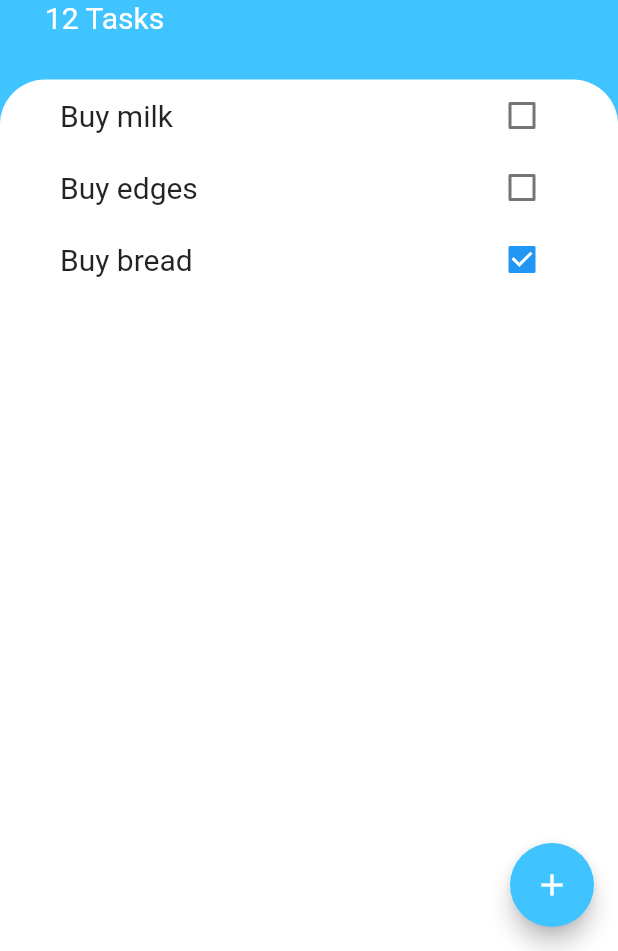
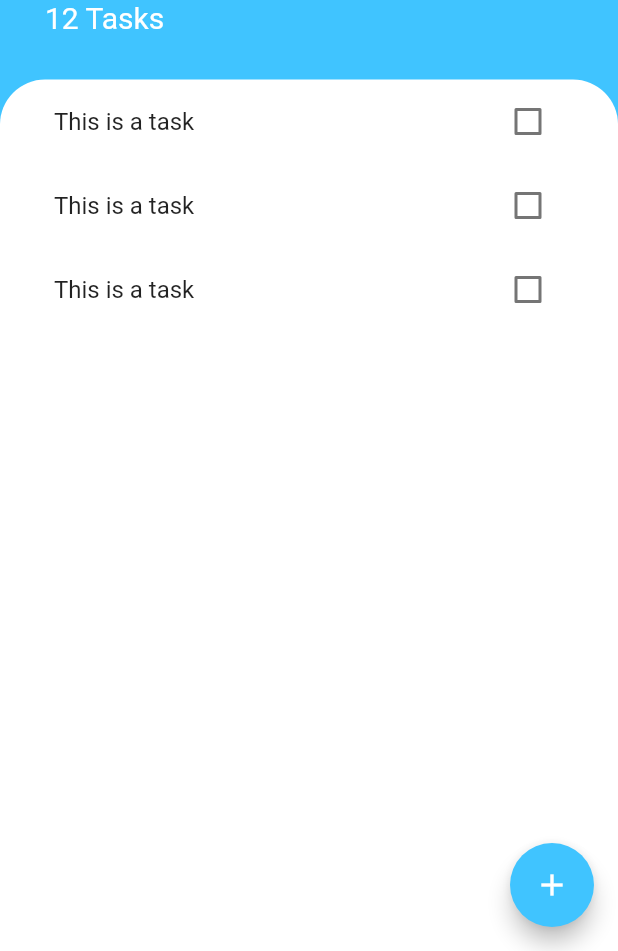
Before and after one commit to conandung99/todoey_flutter, a Flutter app: the screen it shows after launch, on a phone screen of 412 x 824 dp, the part 285-1236 px from its top. Run offline on Flutter 3.47's test engine with Material 2 defaults, Android fonts, the phone set to English and light mode, and no system bars.

Commit message:
[update] ListView using ListTile

```diff
--- a/lib/screens/task_screen.dart
+++ b/lib/screens/task_screen.dart
@@ -1,4 +1,5 @@
 import 'package:flutter/material.dart';
+import 'package:todoey_flutter/widgets/task_list.dart';
 
 class TaskScreen extends StatelessWidget {
   @override
@@ -48,6 +49,7 @@ class TaskScreen extends StatelessWidget {
           ),
           Expanded(
             child: Container(
+              padding: EdgeInsets.symmetric(horizontal: 20.0),
               decoration: BoxDecoration(
                 color: Colors.white,
                 borderRadius: BorderRadius.only(
@@ -55,22 +57,7 @@ class TaskScreen extends StatelessWidget {
                   topRight: Radius.circular(30.0),
                 ),
               ),
-              child: ListView(
-                children: [
-                  TaskItem(
-                    name: 'Buy milk',
-                    status: false,
-                  ),
-                  TaskItem(
-                    name: 'Buy edges',
-                    status: false,
-                  ),
-                  TaskItem(
-                    name: 'Buy bread',
-                    status: true,
-                  ),
-                ],
-              ),
+              child: TaskList(),
             ),
           ),
         ],
@@ -78,31 +65,3 @@ class TaskScreen extends StatelessWidget {
     );
   }
 }
-
-class TaskItem extends StatelessWidget {
-  TaskItem({this.name, this.status});
-
-  final String name;
-  final bool status;
-
-  @override
-  Widget build(BuildContext context) {
-    return Padding(
-      padding: const EdgeInsets.only(left: 40.0, right: 40.0),
-      child: Row(
-        mainAxisAlignment: MainAxisAlignment.spaceBetween,
-        crossAxisAlignment: CrossAxisAlignment.center,
-        children: [
-          Text(
-            name,
-            style: TextStyle(
-              color: Colors.black87,
-              fontSize: 20.0,
-            ),
-          ),
-          Checkbox(value: status, onChanged: (bool check) {}),
-        ],
-      ),
-    );
-  }
-}
--- /dev/null
+++ b/lib/widgets/task_list.dart
@@ -0,0 +1,15 @@
+import 'package:flutter/material.dart';
+import 'package:todoey_flutter/widgets/task_tile.dart';
+
+class TaskList extends StatelessWidget {
+  @override
+  Widget build(BuildContext context) {
+    return ListView(
+      children: [
+        TaskTile(),
+        TaskTile(),
+        TaskTile(),
+      ],
+    );
+  }
+}
--- /dev/null
+++ b/lib/widgets/task_tile.dart
@@ -0,0 +1,14 @@
+import 'package:flutter/material.dart';
+
+class TaskTile extends StatelessWidget {
+  @override
+  Widget build(BuildContext context) {
+    return ListTile(
+      title: Text('This is a task'),
+      trailing: Checkbox(
+        value: false,
+        onChanged: (value) {},
+      ),
+    );
+  }
+}
```
